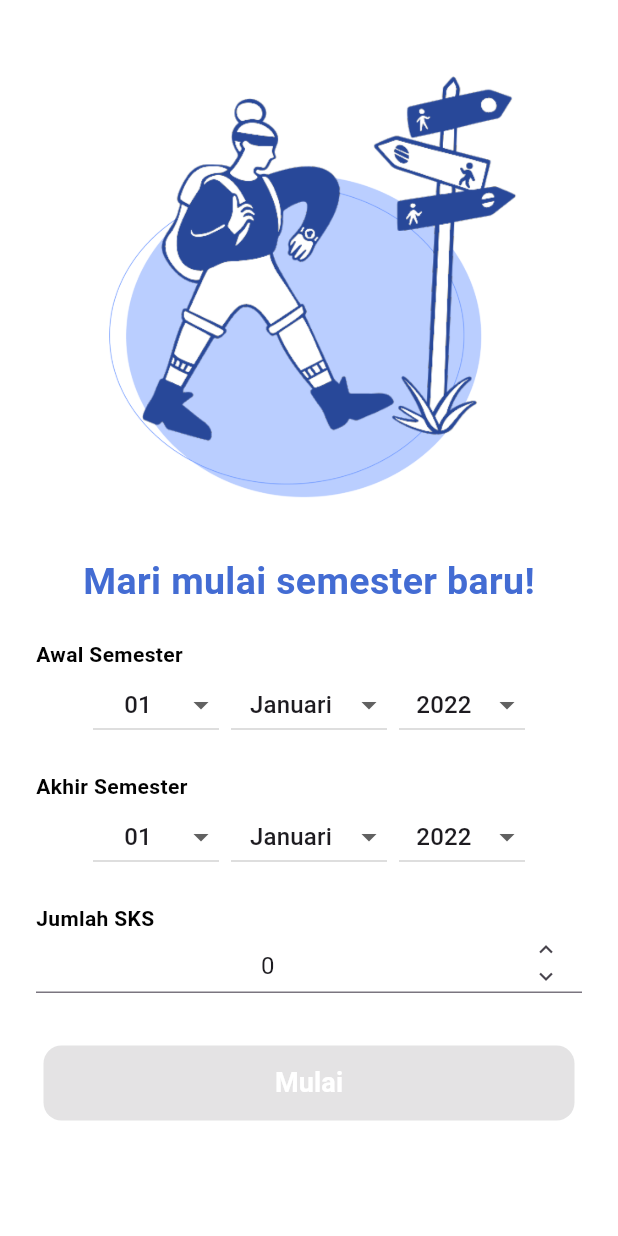
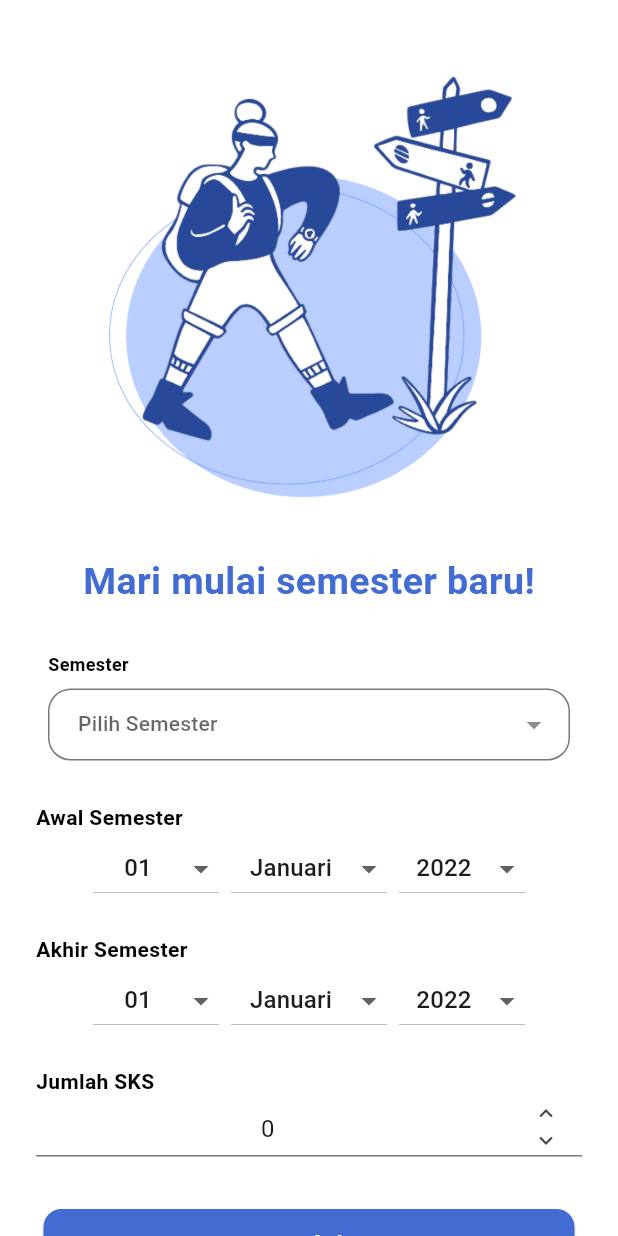
Before and after one commit to mdifal/KuliahKu-FE, a Flutter app: the AddNewSemesterPage screen opened directly, on a phone screen of 412 x 824 dp. Run offline on Flutter 3.47's test engine with Material 3 defaults, Android fonts, the phone set to English and light mode, and no system bars; our stand-ins replace dropdown_button2, file_picker, syncfusion_flutter_calendar; missing offline and left inert: passwordfield, time_picker_spinner; Roboto replaces fonts that are missing (Poppins).

Commit message:
integrasi buat semester baru

```diff
--- a/lib/ui/views/make_new_semester.dart
+++ b/lib/ui/views/make_new_semester.dart
@@ -1,9 +1,12 @@
+import 'dart:convert';
 import 'package:flutter/material.dart';
 import 'package:kuliahku/ui/shared/images.dart';
 import 'package:kuliahku/ui/shared/style.dart';
 import 'package:kuliahku/ui/widgets/button.dart';
 import 'package:kuliahku/ui/widgets/input_date.dart';
+import 'package:kuliahku/ui/widgets/dropdown.dart';
 import 'package:kuliahku/ui/widgets/number_input_field.dart';
+import 'package:http/http.dart' as http;
 
 class AddNewSemesterPage extends StatefulWidget {
   const AddNewSemesterPage({Key? key}) : super(key: key);
@@ -12,10 +15,42 @@ class AddNewSemesterPage extends StatefulWidget {
   _AddNewSemesterPageState createState() => _AddNewSemesterPageState();
 }
 
-class _AddNewSemesterPageState extends State<AddNewSemesterPage> {
+class _AddNewSemesterPageState extends State<AddNewSemesterPage>
+{
   DateTime? _selectedStartDate;
   DateTime? _selectedEndDate;
   int _numberOfSubjects = 0;
+  int _selectedSemester = 1; // Menyimpan semester yang dipilih
+
+  // Fungsi untuk menambahkan semester baru
+  Future<void> _addNewSemester() async {
+    try {
+      final url = Uri.parse('http://192.168.172.247:8001/users/1/semesters');
+      final response = await http.post(
+        url,
+        body: json.encode({
+          'semesterNumber': _selectedSemester, // Mengirim semester yang dipilih
+          'startDate': _selectedStartDate.toString(),
+          'endDate': _selectedEndDate.toString(),
+          'totalCredits': _numberOfSubjects,
+        }),
+        headers: {'Content-Type': 'application/json'},
+      );
+
+      if (response.statusCode == 201) {
+        // Jika berhasil menambahkan semester
+        print('Semester added successfully');
+        // Tampilkan pesan sukses atau navigasi ke halaman lain
+      } else {
+        // Jika terjadi kesalahan saat menambahkan semester
+        print('Failed to add semester');
+        // Tampilkan pesan kesalahan
+      }
+    } catch (error) {
+      print('Error adding semester: $error');
+      // Tampilkan pesan kesalahan
+    }
+  }
 
   @override
   Widget build(BuildContext context) {
@@ -47,6 +82,18 @@ class _AddNewSemesterPageState extends State<AddNewSemesterPage> {
                   ),
                 ),
                 const SizedBox(height: 20.0),
+                // Dropdown untuk memilih semester
+                CustomDropdown(
+                  label: 'Semester',
+                  items: List.generate(8, (index) => 'Semester ${index + 1}'),
+                  placeholder: 'Pilih Semester',
+                  onChanged: (value) {
+                    setState(() {
+                      _selectedSemester = int.parse(value!);
+                    });
+                  },
+                ),
+                const SizedBox(height: 20.0),
                 CustomDateInput(
                   label: 'Awal Semester',
                   onChanged: (DateTime selectedDate) {
@@ -76,7 +123,13 @@ class _AddNewSemesterPageState extends State<AddNewSemesterPage> {
               ],
             ),
             const SizedBox(height: 30.0),
-            CustomButton(label: 'Mulai', backgroundColor: mainColor, textColor: white,),
+            // Tombol untuk memulai semester
+            CustomButton(
+              label: 'Mulai',
+              backgroundColor: mainColor,
+              textColor: white,
+              onPressed: _addNewSemester,
+            ),
             const SizedBox(height: 30.0),
           ],
         ),
```
